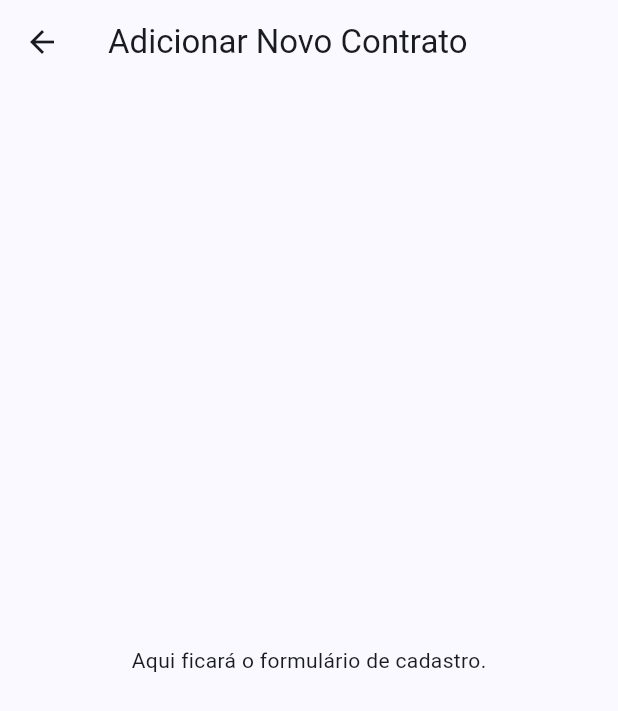
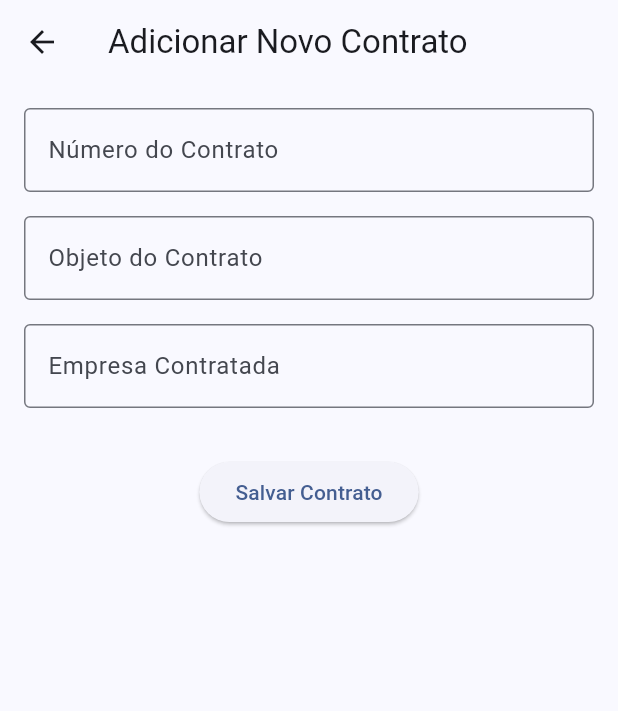
Before and after one commit to andlybras/orquestra_contratos_gestao_fiscalizacao, a Flutter app: the AddContractScreen screen opened directly, on a phone screen of 412 x 824 dp. Shown: the top 711 px of the screen. Run offline on Flutter 3.47's test engine with Material 3 defaults, Android fonts, the light colour scheme and no system bars.

Commit message:
feat: Constrói o layout básico do formulário de adicionar contrato

```diff
--- a/lib/screens/add_contract_screen.dart
+++ b/lib/screens/add_contract_screen.dart
@@ -1,7 +1,17 @@
+// GARANTA QUE ESTA LINHA ESTEJA AQUI!
 import 'package:flutter/material.dart';
 
-class AddContractScreen extends StatelessWidget {
+// 1. Convertemos para StatefulWidget
+class AddContractScreen extends StatefulWidget {
   const AddContractScreen({super.key});
+
+  @override
+  State<AddContractScreen> createState() => _AddContractScreenState();
+}
+
+class _AddContractScreenState extends State<AddContractScreen> {
+  // 2. Chave para identificar e controlar nosso formulário
+  final _formKey = GlobalKey<FormState>();
 
   @override
   Widget build(BuildContext context) {
@@ -9,8 +19,49 @@ class AddContractScreen extends StatelessWidget {
       appBar: AppBar(
         title: const Text('Adicionar Novo Contrato'),
       ),
-      body: const Center(
-        child: Text('Aqui ficará o formulário de cadastro.'),
+      // 3. Adicionamos um padding para o formulário não ficar colado nas bordas
+      body: Padding(
+        padding: const EdgeInsets.all(16.0),
+        // 4. O widget Form, que agrupa e gerencia os campos de texto
+        child: Form(
+          key: _formKey, // Associamos a chave ao formulário
+          child: Column(
+            // `Column` organiza os widgets filhos em uma coluna vertical
+            children: [
+              // 5. O campo de texto para o número do contrato
+              TextFormField(
+                decoration: const InputDecoration(
+                  labelText: 'Número do Contrato',
+                  border: OutlineInputBorder(),
+                ),
+              ),
+              const SizedBox(height: 16), // Apenas um espaço entre os campos
+              // Campo de texto para o objeto do contrato
+              TextFormField(
+                decoration: const InputDecoration(
+                  labelText: 'Objeto do Contrato',
+                  border: OutlineInputBorder(),
+                ),
+              ),
+              const SizedBox(height: 16),
+              // Campo de texto para a empresa contratada
+              TextFormField(
+                decoration: const InputDecoration(
+                  labelText: 'Empresa Contratada',
+                  border: OutlineInputBorder(),
+                ),
+              ),
+              const SizedBox(height: 32), // Um espaço maior antes do botão
+              // 6. Um botão para salvar o formulário
+              ElevatedButton(
+                onPressed: () {
+                  // Ação de salvar (no futuro)
+                },
+                child: const Text('Salvar Contrato'),
+              ),
+            ],
+          ),
+        ),
       ),
     );
   }
```
